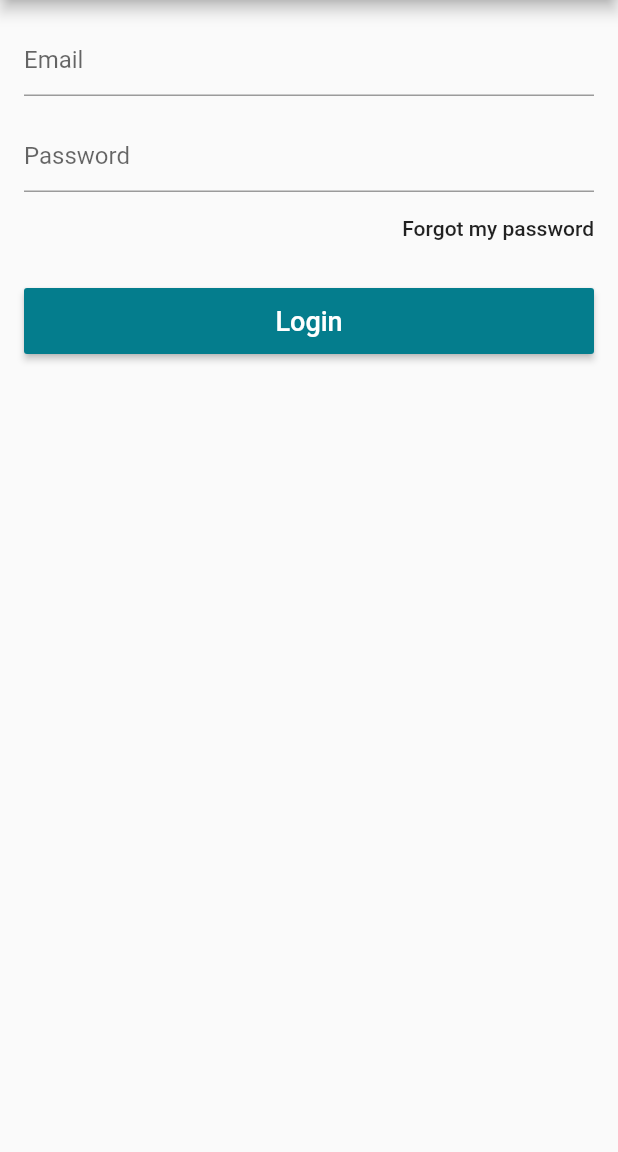
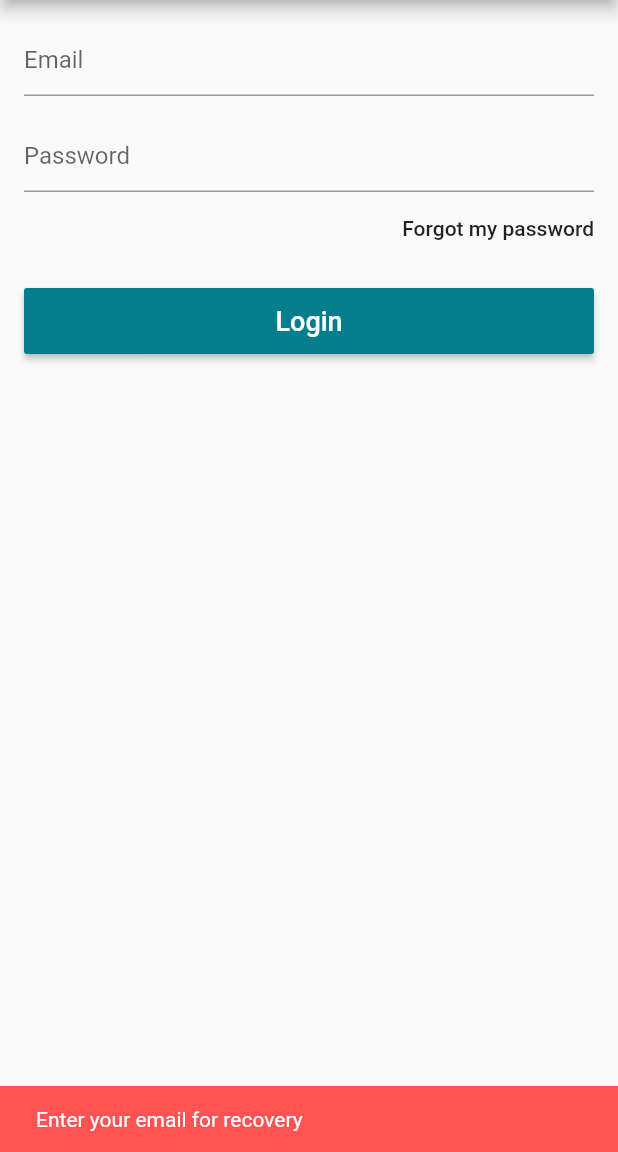
Before and after one commit to luidimso/flutter_app_marketplace, a Flutter app: the LoginPage screen opened directly, after a tap on "Forgot my password", on a phone screen of 412 x 824 dp, the part 84-1236 px from its top. Run offline on Flutter 3.47's test engine with Material 2 defaults, Android fonts, the phone set to English and light mode, and no system bars; our stand-ins replace carousel_pro, cloud_firestore, firebase_auth, transparent_image; accounts and stored records are empty.

Commit message:
Recovering password with firebase

```diff
--- a/lib/models/user_model.dart
+++ b/lib/models/user_model.dart
@@ -67,8 +67,10 @@ class User extends Model {
     notifyListeners();
   }
 
-  void recoverPassword() {
-
+  void recoverPassword(String email) {
+    _auth.sendPasswordResetEmail(
+        email: email
+    );
   }
 
   bool isLogged() {
--- a/lib/pages/login_page.dart
+++ b/lib/pages/login_page.dart
@@ -78,7 +78,22 @@ class _LoginPageState extends State<LoginPage> {
                 Align(
                   alignment: Alignment.centerRight,
                   child: FlatButton(
-                    onPressed: () {},
+                    onPressed: () {
+                      if(_emailController.text.isEmpty) {
+                        _scaffoldKey.currentState.showSnackBar(SnackBar(
+                          content: Text("Enter your email for recovery"),
+                          backgroundColor: Colors.redAccent,
+                          duration: Duration(seconds: 3),
+                        ));
+                      } else {
+                        model.recoverPassword(_emailController.text);
+                        _scaffoldKey.currentState.showSnackBar(SnackBar(
+                          content: Text("Check your email"),
+                          backgroundColor: Theme.of(context).primaryColor,
+                          duration: Duration(seconds: 3),
+                        ));
+                      }
+                    },
                     child: Text("Forgot my password",
                       textAlign: TextAlign.right,
                     ),
```
